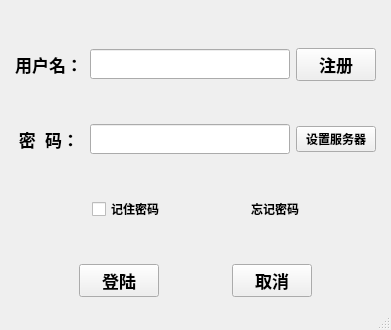
Above: src/ChessClient/login.ui from orestonce/ChessGame before the change. Below: the same form after it.
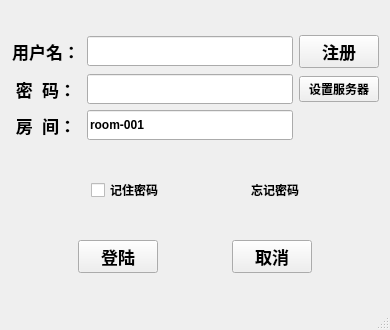
That is the form after the change.

The edit to the form file:
```diff
--- a/src/ChessClient/login.ui
+++ b/src/ChessClient/login.ui
@@ -6,7 +6,7 @@
    <rect>
     <x>0</x>
     <y>0</y>
-    <width>391</width>
+    <width>390</width>
     <height>330</height>
    </rect>
   </property>
@@ -18,13 +18,13 @@
   </property>
   <property name="minimumSize">
    <size>
-    <width>390</width>
-    <height>330</height>
+    <width>0</width>
+    <height>0</height>
    </size>
   </property>
   <property name="maximumSize">
    <size>
-    <width>391</width>
+    <width>390</width>
     <height>330</height>
    </size>
   </property>
@@ -38,38 +38,10 @@
    <string>中国象棋登录</string>
   </property>
   <widget class="QWidget" name="centralWidget">
-   <layout class="QVBoxLayout" name="verticalLayout">
-    <item>
-     <spacer name="verticalSpacer">
-      <property name="orientation">
-       <enum>Qt::Vertical</enum>
-      </property>
-      <property name="sizeHint" stdset="0">
-       <size>
-        <width>20</width>
-        <height>17</height>
-       </size>
-      </property>
-     </spacer>
-    </item>
-    <item>
-     <layout class="QHBoxLayout" name="horizontalLayout_4">
-      <item>
-       <spacer name="horizontalSpacer_2">
-        <property name="orientation">
-         <enum>Qt::Horizontal</enum>
-        </property>
-        <property name="sizeHint" stdset="0">
-         <size>
-          <width>13</width>
-          <height>29</height>
-         </size>
-        </property>
-       </spacer>
-      </item>
-      <item>
-       <layout class="QHBoxLayout" name="horizontalLayout">
-        <item>
+   <layout class="QGridLayout" name="gridLayout_2">
+    <item row="0" column="0">
+     <layout class="QGridLayout" name="gridLayout">
+      <item row="0" column="0">
          <widget class="QLabel" name="userLabel">
           <property name="minimumSize">
            <size>
@@ -92,7 +64,7 @@
           </property>
          </widget>
         </item>
-        <item>
+      <item row="0" column="1">
          <widget class="QLineEdit" name="userEdit">
           <property name="minimumSize">
            <size>
@@ -112,9 +84,7 @@
           </property>
          </widget>
         </item>
-       </layout>
-      </item>
-      <item>
+      <item row="0" column="2">
        <widget class="QPushButton" name="registerButton">
         <property name="font">
          <font>
@@ -126,52 +96,7 @@
         </property>
        </widget>
       </item>
-      <item>
-       <spacer name="horizontalSpacer_3">
-        <property name="orientation">
-         <enum>Qt::Horizontal</enum>
-        </property>
-        <property name="sizeHint" stdset="0">
-         <size>
-          <width>13</width>
-          <height>29</height>
-         </size>
-        </property>
-       </spacer>
-      </item>
-     </layout>
-    </item>
-    <item>
-     <spacer name="verticalSpacer_2">
-      <property name="orientation">
-       <enum>Qt::Vertical</enum>
-      </property>
-      <property name="sizeHint" stdset="0">
-       <size>
-        <width>17</width>
-        <height>11</height>
-       </size>
-      </property>
-     </spacer>
-    </item>
-    <item>
-     <layout class="QHBoxLayout" name="horizontalLayout_5">
-      <item>
-       <spacer name="horizontalSpacer_6">
-        <property name="orientation">
-         <enum>Qt::Horizontal</enum>
-        </property>
-        <property name="sizeHint" stdset="0">
-         <size>
-          <width>40</width>
-          <height>20</height>
-         </size>
-        </property>
-       </spacer>
-      </item>
-      <item>
-       <layout class="QHBoxLayout" name="horizontalLayout_2">
-        <item>
+      <item row="1" column="0">
          <widget class="QLabel" name="passwordLabel">
           <property name="minimumSize">
            <size>
@@ -194,7 +119,7 @@
           </property>
          </widget>
         </item>
-        <item>
+      <item row="1" column="1">
          <widget class="QLineEdit" name="passwordEdit">
           <property name="minimumSize">
            <size>
@@ -217,47 +142,49 @@
           </property>
          </widget>
         </item>
-       </layout>
-      </item>
-      <item>
+      <item row="1" column="2">
        <widget class="QPushButton" name="setServerButton">
         <property name="text">
          <string>设置服务器</string>
         </property>
        </widget>
       </item>
-      <item>
-       <spacer name="horizontalSpacer_7">
-        <property name="orientation">
-         <enum>Qt::Horizontal</enum>
+      <item row="2" column="0">
+       <widget class="QLabel" name="label">
+        <property name="font">
+         <font>
+          <pointsize>13</pointsize>
+          <weight>75</weight>
+          <bold>true</bold>
+         </font>
         </property>
-        <property name="sizeHint" stdset="0">
+        <property name="text">
+         <string>房  间：</string>
+        </property>
+        <property name="alignment">
+         <set>Qt::AlignCenter</set>
+        </property>
+       </widget>
+      </item>
+      <item row="2" column="1">
+       <widget class="QLineEdit" name="roomEdit">
+        <property name="minimumSize">
          <size>
-          <width>40</width>
-          <height>20</height>
+          <width>200</width>
+          <height>30</height>
          </size>
         </property>
-       </spacer>
+        <property name="text">
+         <string>room-001</string>
+        </property>
+       </widget>
       </item>
      </layout>
     </item>
+    <item row="1" column="0">
+     <layout class="QHBoxLayout" name="horizontalLayout">
     <item>
-     <spacer name="verticalSpacer_3">
-      <property name="orientation">
-       <enum>Qt::Vertical</enum>
-      </property>
-      <property name="sizeHint" stdset="0">
-       <size>
-        <width>17</width>
-        <height>29</height>
-       </size>
-      </property>
-     </spacer>
-    </item>
-    <item>
-     <layout class="QHBoxLayout" name="horizontalLayout_7">
-      <item>
-       <spacer name="horizontalSpacer_9">
+       <spacer name="horizontalSpacer_3">
         <property name="orientation">
          <enum>Qt::Horizontal</enum>
         </property>
@@ -277,7 +204,7 @@
        </widget>
       </item>
       <item>
-       <spacer name="horizontalSpacer_8">
+       <spacer name="horizontalSpacer">
         <property name="orientation">
          <enum>Qt::Horizontal</enum>
         </property>
@@ -291,13 +218,19 @@
       </item>
       <item>
        <widget class="QLabel" name="forgetLabel">
+        <property name="maximumSize">
+         <size>
+          <width>16777215</width>
+          <height>40</height>
+         </size>
+        </property>
         <property name="text">
          <string>忘记密码</string>
         </property>
        </widget>
       </item>
       <item>
-       <spacer name="horizontalSpacer_10">
+       <spacer name="horizontalSpacer_2">
         <property name="orientation">
          <enum>Qt::Horizontal</enum>
         </property>
@@ -311,21 +244,8 @@
       </item>
      </layout>
     </item>
-    <item>
-     <spacer name="verticalSpacer_4">
-      <property name="orientation">
-       <enum>Qt::Vertical</enum>
-      </property>
-      <property name="sizeHint" stdset="0">
-       <size>
-        <width>20</width>
-        <height>12</height>
-       </size>
-      </property>
-     </spacer>
-    </item>
-    <item>
-     <layout class="QHBoxLayout" name="horizontalLayout_3">
+    <item row="2" column="0">
+     <layout class="QHBoxLayout" name="horizontalLayout_2">
       <item>
        <spacer name="horizontalSpacer_4">
         <property name="orientation">
@@ -333,8 +253,8 @@
         </property>
         <property name="sizeHint" stdset="0">
          <size>
-          <width>40</width>
-          <height>20</height>
+          <width>30</width>
+          <height>22</height>
          </size>
         </property>
        </spacer>
@@ -358,14 +278,14 @@
        </widget>
       </item>
       <item>
-       <spacer name="horizontalSpacer">
+       <spacer name="horizontalSpacer_5">
         <property name="orientation">
          <enum>Qt::Horizontal</enum>
         </property>
         <property name="sizeHint" stdset="0">
          <size>
-          <width>40</width>
-          <height>20</height>
+          <width>31</width>
+          <height>22</height>
          </size>
         </property>
        </spacer>
@@ -389,14 +309,14 @@
        </widget>
       </item>
       <item>
-       <spacer name="horizontalSpacer_5">
+       <spacer name="horizontalSpacer_6">
         <property name="orientation">
          <enum>Qt::Horizontal</enum>
         </property>
         <property name="sizeHint" stdset="0">
          <size>
-          <width>40</width>
-          <height>20</height>
+          <width>30</width>
+          <height>22</height>
          </size>
         </property>
        </spacer>
```
Left out of the diff: 5 changed lines with no effect on the pictures. Lines whose indentation alone changed are shown as unchanged.
